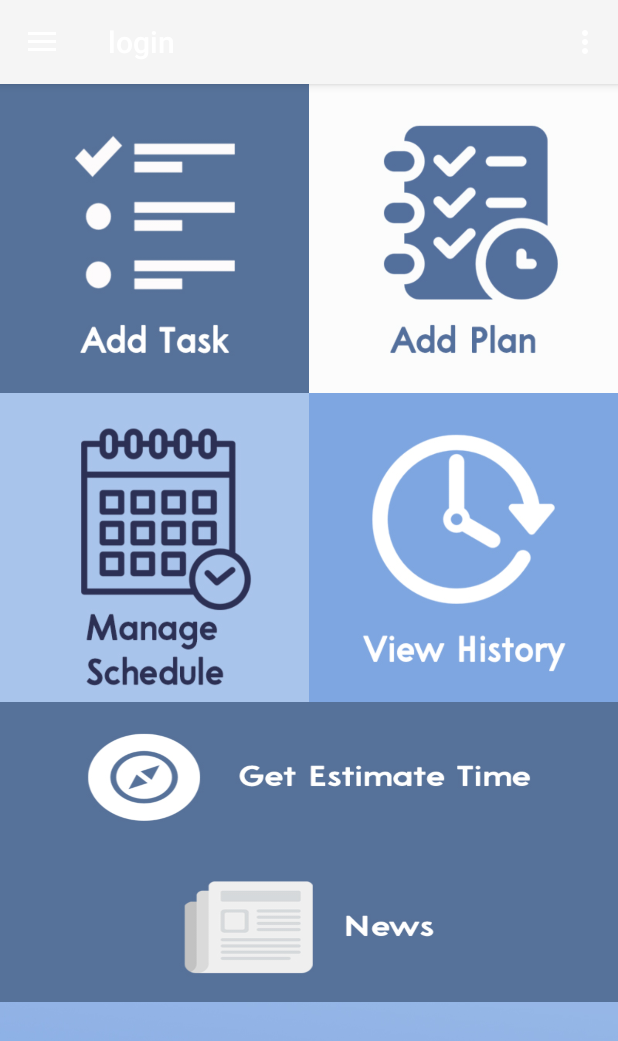
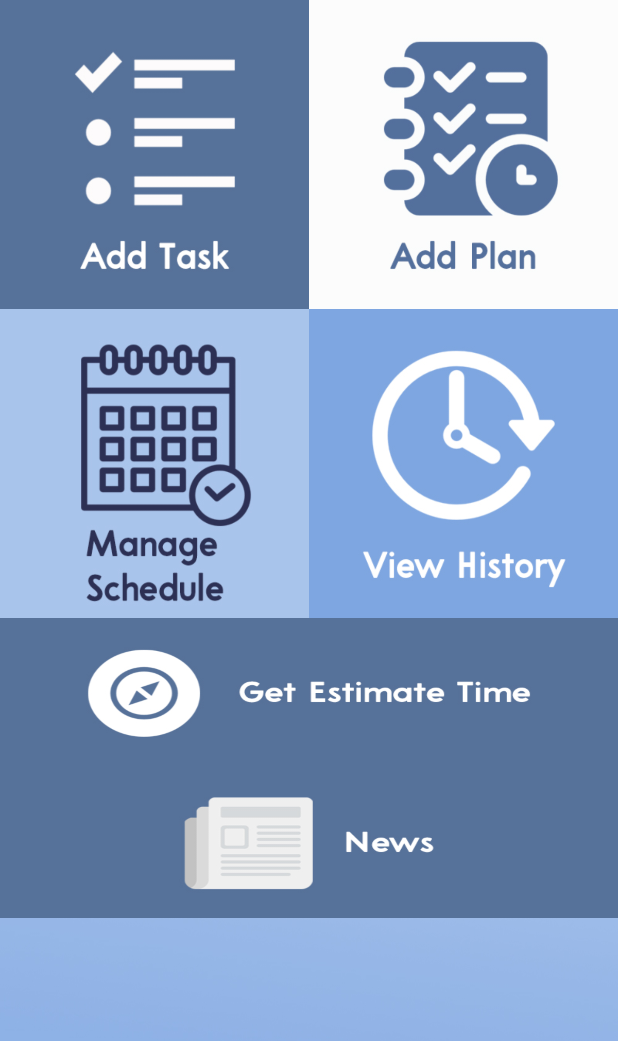
Before and after one commit to Nephiegator/Smart-Zenbo, an Android app: the screen it shows after launch (login), on a phone screen of 412 x 824 dp. Shown: the top 1041 px of the screen. Run offline under Robolectric (Android 15) with nearby library versions, the phone set to English and light mode, and no system bars.

Commit message:
update activity_login

```diff
--- a/app/src/main/res/layout/activity_login.xml
+++ b/app/src/main/res/layout/activity_login.xml
@@ -13,6 +13,11 @@
         android:layout_width="match_parent"
         android:layout_height="match_parent" />
 
+    <include
+        layout="@layout/activity_main"
+        android:layout_width="match_parent"
+        android:layout_height="match_parent"/>
+
     <android.support.design.widget.NavigationView
         android:id="@+id/nav_view"
         android:layout_width="wrap_content"
--- a/app/src/main/res/layout/content_login.xml
+++ b/app/src/main/res/layout/content_login.xml
@@ -8,9 +8,9 @@
     tools:context=".login"
     tools:showIn="@layout/app_bar_login">
 
-    <include
+    <!-- <include
         layout="@layout/activity_main"
         android:layout_width="match_parent"
-        android:layout_height="match_parent" />
+        android:layout_height="match_parent" /> -->
 
 </android.support.constraint.ConstraintLayout>
```
